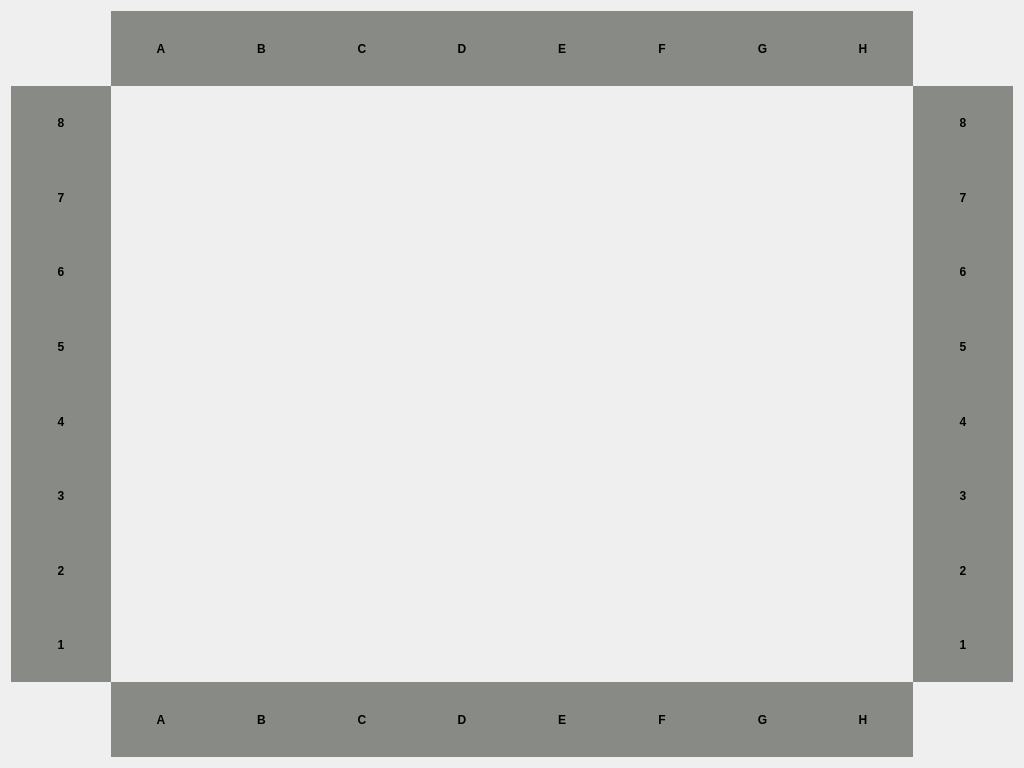
Qt form gui/chessboardview.ui (gabrielle95/ICP-Assignment-2019) before a commit.
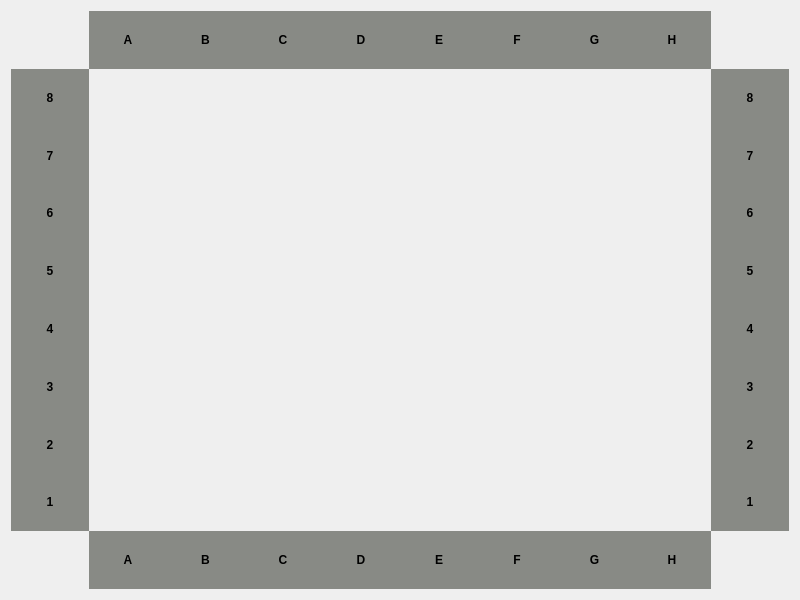
The same form after that commit.

Patch:
```diff
--- a/gui/chessboardview.ui
+++ b/gui/chessboardview.ui
@@ -6,8 +6,8 @@
    <rect>
     <x>0</x>
     <y>0</y>
-    <width>1024</width>
-    <height>768</height>
+    <width>800</width>
+    <height>600</height>
    </rect>
   </property>
   <property name="minimumSize">
@@ -18,8 +18,8 @@
   </property>
   <property name="maximumSize">
    <size>
-    <width>1600</width>
-    <height>1200</height>
+    <width>800</width>
+    <height>600</height>
    </size>
   </property>
   <property name="windowTitle">
@@ -36,7 +36,7 @@
    <item>
     <layout class="QGridLayout" name="gridLayout" rowstretch="1,1,1,1,1,1,1,1,1,1" columnstretch="1,1,1,1,1,1,1,1,1,1" rowminimumheight="1,1,1,1,1,1,1,1,1,1" columnminimumwidth="1,1,1,1,1,1,1,1,1,1">
      <property name="sizeConstraint">
-      <enum>QLayout::SetMaximumSize</enum>
+      <enum>QLayout::SetDefaultConstraint</enum>
      </property>
      <property name="leftMargin">
       <number>0</number>
```
